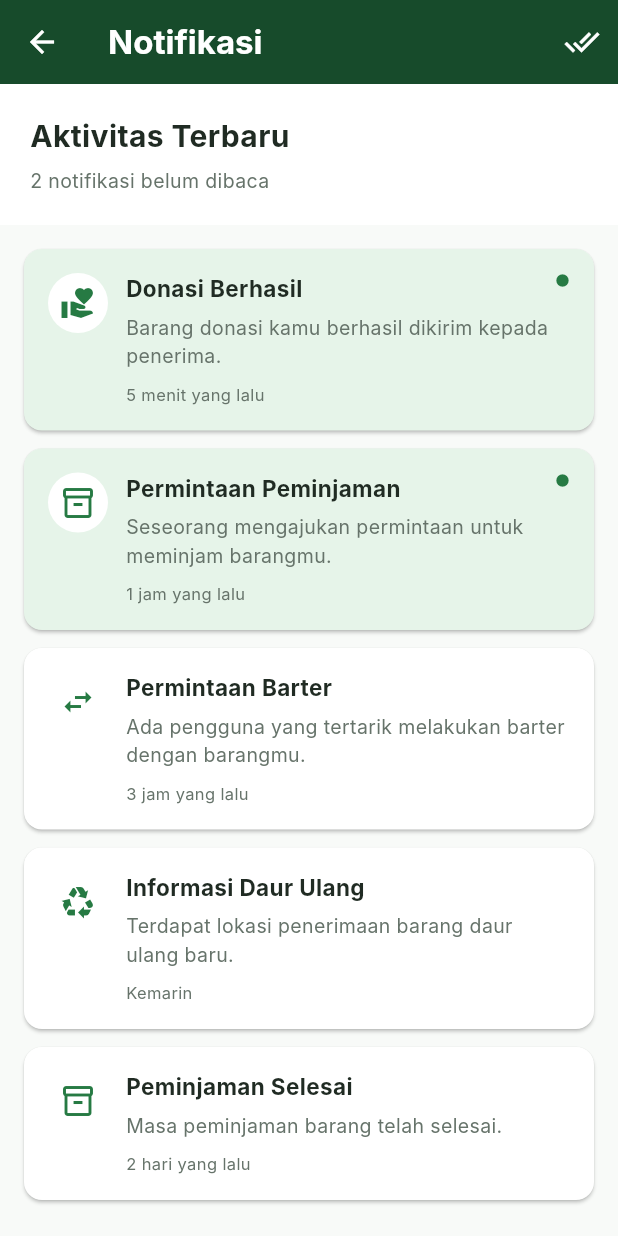
After one commit to gamapradana/Tugas-Besar-PPB, a Flutter app: the screen it shows after launch, after a tap on the "notifications" icon, on a phone screen of 412 x 824 dp. The commit adds this screen. Run offline on Flutter 3.47's test engine with Material 3 defaults, Android fonts, the phone set to English and light mode, and no system bars; Roboto replaces fonts that are missing (Inter).

Commit message:
menambahkan fitur notifications

```diff
--- /dev/null
+++ b/lib/features/notifications/data/dummy_notifications.dart
@@ -0,0 +1,39 @@
+import '../models/notification_model.dart';
+
+final List<NotificationModel> dummyNotifications = [
+  const NotificationModel(
+    title: 'Donasi Berhasil',
+    message: 'Barang donasi kamu berhasil dikirim kepada penerima.',
+    time: '5 menit yang lalu',
+    type: 'donation',
+    isRead: false,
+  ),
+  const NotificationModel(
+    title: 'Permintaan Peminjaman',
+    message: 'Seseorang mengajukan permintaan untuk meminjam barangmu.',
+    time: '1 jam yang lalu',
+    type: 'borrowing',
+    isRead: false,
+  ),
+  const NotificationModel(
+    title: 'Permintaan Barter',
+    message: 'Ada pengguna yang tertarik melakukan barter dengan barangmu.',
+    time: '3 jam yang lalu',
+    type: 'barter',
+    isRead: true,
+  ),
+  const NotificationModel(
+    title: 'Informasi Daur Ulang',
+    message: 'Terdapat lokasi penerimaan barang daur ulang baru.',
+    time: 'Kemarin',
+    type: 'recycling',
+    isRead: true,
+  ),
+  const NotificationModel(
+    title: 'Peminjaman Selesai',
+    message: 'Masa peminjaman barang telah selesai.',
+    time: '2 hari yang lalu',
+    type: 'borrowing',
+    isRead: true,
+  ),
+];
--- /dev/null
+++ b/lib/features/notifications/models/notification_model.dart
@@ -0,0 +1,15 @@
+class NotificationModel {
+  final String title;
+  final String message;
+  final String time;
+  final String type;
+  final bool isRead;
+
+  const NotificationModel({
+    required this.title,
+    required this.message,
+    required this.time,
+    required this.type,
+    required this.isRead,
+  });
+}
--- /dev/null
+++ b/lib/features/notifications/pages/notification_page.dart
@@ -0,0 +1,226 @@
+import 'package:flutter/material.dart';
+
+import '../../../core/constants/app_colors.dart';
+import '../data/dummy_notifications.dart';
+import '../models/notification_model.dart';
+
+class NotificationPage extends StatefulWidget {
+  const NotificationPage({super.key});
+
+  @override
+  State<NotificationPage> createState() => _NotificationPageState();
+}
+
+class _NotificationPageState extends State<NotificationPage> {
+  final List<NotificationModel> notifications =
+      List.from(dummyNotifications);
+
+  int get unreadCount =>
+      notifications.where((notification) => !notification.isRead).length;
+
+  @override
+  Widget build(BuildContext context) {
+    return Scaffold(
+      backgroundColor: AppColors.gray50,
+      appBar: AppBar(
+        backgroundColor: AppColors.green900,
+        foregroundColor: AppColors.white,
+        title: const Text(
+          'Notifikasi',
+          style: TextStyle(fontWeight: FontWeight.bold),
+        ),
+        actions: [
+          IconButton(
+            onPressed: unreadCount == 0 ? null : _markAllAsRead,
+            icon: const Icon(Icons.done_all),
+            tooltip: 'Tandai semua dibaca',
+          ),
+        ],
+      ),
+      body: Column(
+        children: [
+          _buildNotificationHeader(),
+          Expanded(
+            child: _buildNotificationList(),
+          ),
+        ],
+      ),
+    );
+  }
+
+  Widget _buildNotificationHeader() {
+    return Container(
+      width: double.infinity,
+      padding: const EdgeInsets.all(20),
+      color: AppColors.white,
+      child: Column(
+        crossAxisAlignment: CrossAxisAlignment.start,
+        children: [
+          const Text(
+            'Aktivitas Terbaru',
+            style: TextStyle(
+              fontSize: 20,
+              fontWeight: FontWeight.bold,
+              color: AppColors.gray900,
+            ),
+          ),
+          const SizedBox(height: 6),
+          Text(
+            '$unreadCount notifikasi belum dibaca',
+            style: const TextStyle(
+              color: AppColors.gray600,
+              fontSize: 13,
+            ),
+          ),
+        ],
+      ),
+    );
+  }
+
+  Widget _buildNotificationList() {
+    if (notifications.isEmpty) {
+      return const Center(
+        child: Text('Belum ada notifikasi.'),
+      );
+    }
+
+    return ListView.builder(
+      padding: const EdgeInsets.all(16),
+      itemCount: notifications.length,
+      itemBuilder: (context, index) {
+        final notification = notifications[index];
+
+        return _NotificationCard(
+          notification: notification,
+          onTap: () => _markAsRead(index),
+        );
+      },
+    );
+  }
+
+  void _markAsRead(int index) {
+    setState(() {
+      final notification = notifications[index];
+
+      notifications[index] = NotificationModel(
+        title: notification.title,
+        message: notification.message,
+        time: notification.time,
+        type: notification.type,
+        isRead: true,
+      );
+    });
+  }
+
+  void _markAllAsRead() {
+    setState(() {
+      for (int i = 0; i < notifications.length; i++) {
+        final notification = notifications[i];
+
+        notifications[i] = NotificationModel(
+          title: notification.title,
+          message: notification.message,
+          time: notification.time,
+          type: notification.type,
+          isRead: true,
+        );
+      }
+    });
+  }
+}
+
+class _NotificationCard extends StatelessWidget {
+  final NotificationModel notification;
+  final VoidCallback onTap;
+
+  const _NotificationCard({
+    required this.notification,
+    required this.onTap,
+  });
+
+  @override
+  Widget build(BuildContext context) {
+    return Card(
+      color: notification.isRead
+          ? AppColors.white
+          : AppColors.green100,
+      elevation: 1,
+      margin: const EdgeInsets.only(bottom: 12),
+      shape: RoundedRectangleBorder(
+        borderRadius: BorderRadius.circular(12),
+      ),
+      child: InkWell(
+        onTap: onTap,
+        borderRadius: BorderRadius.circular(12),
+        child: Padding(
+          padding: const EdgeInsets.all(16),
+          child: Row(
+            crossAxisAlignment: CrossAxisAlignment.start,
+            children: [
+              CircleAvatar(
+                backgroundColor: AppColors.white,
+                child: Icon(
+                  _getNotificationIcon(notification.type),
+                  color: AppColors.green700,
+                ),
+              ),
+              const SizedBox(width: 12),
+              Expanded(
+                child: Column(
+                  crossAxisAlignment: CrossAxisAlignment.start,
+                  children: [
+                    Text(
+                      notification.title,
+                      style: const TextStyle(
+                        fontWeight: FontWeight.bold,
+                        fontSize: 15,
+                        color: AppColors.gray900,
+                      ),
+                    ),
+                    const SizedBox(height: 6),
+                    Text(
+                      notification.message,
+                      style: const TextStyle(
+                        fontSize: 13,
+                        color: AppColors.gray600,
+                      ),
+                    ),
+                    const SizedBox(height: 8),
+                    Text(
+                      notification.time,
+                      style: const TextStyle(
+                        fontSize: 11,
+                        color: AppColors.gray600,
+                      ),
+                    ),
+                  ],
+                ),
+              ),
+              if (!notification.isRead)
+                const Icon(
+                  Icons.circle,
+                  color: AppColors.green700,
+                  size: 10,
+                ),
+            ],
+          ),
+        ),
+      ),
+    );
+  }
+
+  IconData _getNotificationIcon(String type) {
+    switch (type) {
+      case 'donation':
+        return Icons.volunteer_activism;
+      case 'borrowing':
+        return Icons.inventory_2_outlined;
+      case 'barter':
+        return Icons.swap_horiz;
+      case 'recycling':
+        return Icons.recycling;
+      default:
+        return Icons.notifications_outlined;
+    }
+  }
+}
--- a/lib/features/recycling_locator/pages/recycling_locator_page.dart
+++ b/lib/features/recycling_locator/pages/recycling_locator_page.dart
@@ -1,4 +1,5 @@
 import 'package:flutter/material.dart';
+
 import 'location_detail_page.dart';
 import '../../../core/constants/app_colors.dart';
 import '../data/dummy_location.dart';
@@ -63,8 +64,25 @@ class _RecyclingLocatorPageState extends State<RecyclingLocatorPage> {
           'Recycling Locator',
           style: TextStyle(fontWeight: FontWeight.bold),
         ),
+        actions: [
+          IconButton(
+            icon: const Icon(Icons.notifications_outlined),
+            tooltip: 'Notifikasi',
+            onPressed: () {
+              Navigator.pushNamed(context, '/notifications');
+            },
+          ),
+          IconButton(
+            icon: const Icon(Icons.store),
+            tooltip: 'Receiver Management',
+            onPressed: () {
+              Navigator.pushNamed(context, '/receiver-management');
+            },
+          ),
+        ],
         elevation: 0,
       ),
+
       body: ListView(
         padding: const EdgeInsets.all(16),
         children: [
@@ -276,7 +294,6 @@ class _RecyclingLocatorPageState extends State<RecyclingLocatorPage> {
   }
 }
 
-
 class _LocationCard extends StatelessWidget {
   final RecyclingLocation location;
 
@@ -298,9 +315,7 @@ class _LocationCard extends StatelessWidget {
           Navigator.push(
             context,
             MaterialPageRoute(
-              builder: (context) => LocationDetailPage(
-                location: location,
-              ),
+              builder: (context) => LocationDetailPage(location: location),
             ),
           );
         },
@@ -382,7 +397,6 @@ class _LocationCard extends StatelessWidget {
   }
 }
 
-
 class _StatusBadge extends StatelessWidget {
   final bool isOpen;
 
--- a/lib/main.dart
+++ b/lib/main.dart
@@ -1,13 +1,14 @@
 import 'package:flutter/material.dart';
-
+import 'features/notifications/pages/notification_page.dart';
 import 'features/recycling_locator/pages/recycling_locator_page.dart';
+import 'features/receiver_management/pages/receiver_list_page.dart';
 
 void main() {
   runApp(const CycleApp());
 }
 
 class CycleApp extends StatelessWidget {
-  const new({super.key});
+  const CycleApp({super.key});
 
   @override
   Widget build(BuildContext context) {
@@ -19,6 +20,12 @@ class CycleApp extends StatelessWidget {
         fontFamily: 'Inter',
       ),
       home: const RecyclingLocatorPage(),
+      routes: {
+        '/receiver-management': (context) =>
+            const ReceiverListPage(),
+        '/notifications': (context) =>
+            const NotificationPage(),
+      },
     );
   }
 }
```
